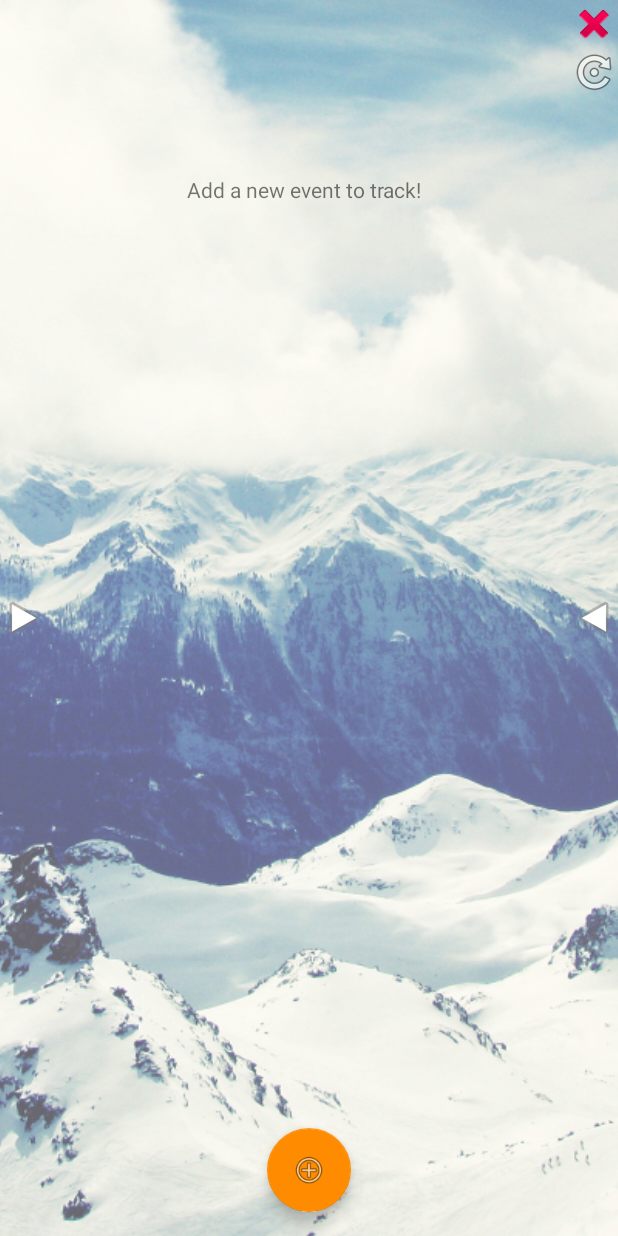
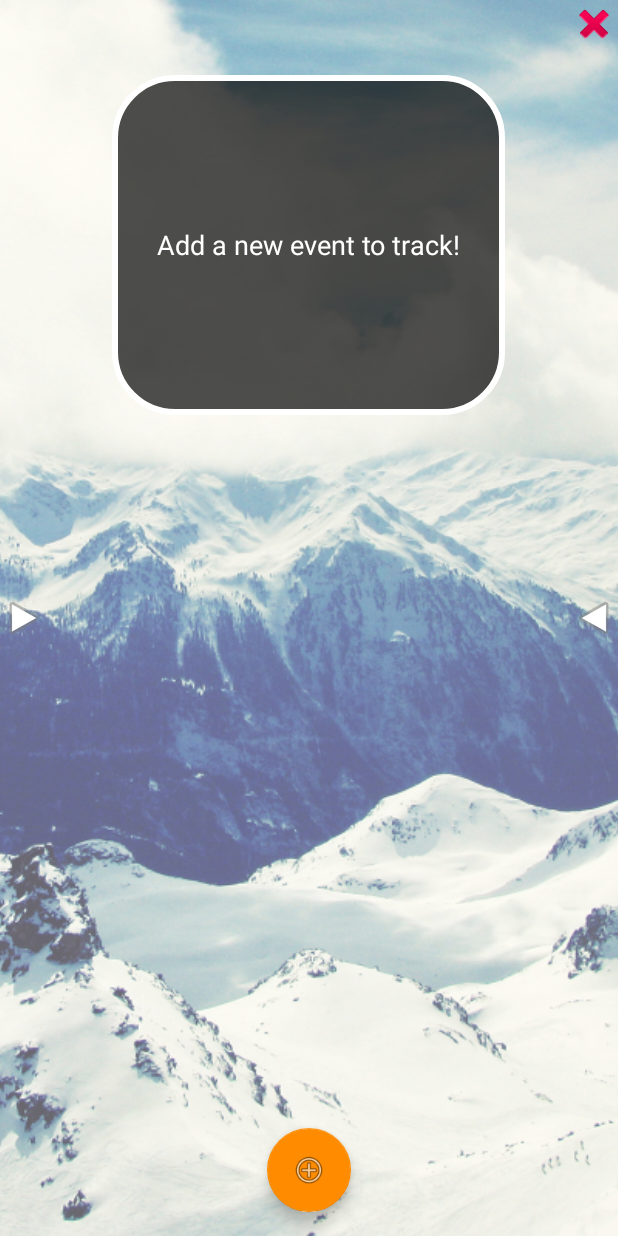
Before and after one commit to xixsuse/BigDayCountdown, an Android app: the screen it shows after launch (MainActivity), on a phone screen of 412 x 824 dp. Run offline under Robolectric (Android 15) with nearby library versions, the phone set to English and light mode, and no system bars; libraries missing offline, so code that uses them is left out: pl.aprilapps.easyphotopicker.

Commit message:
Improved Layout. Added validation for date, and Title. Improved image handling. Added support for onBackPressed.

```diff
--- /dev/null
+++ b/app/src/main/res/drawable/infobg.xml
@@ -0,0 +1,13 @@
+<?xml version="1.0" encoding="utf-8"?>
+<shape xmlns:android="http://schemas.android.com/apk/res/android"
+    android:shape="rectangle" >
+
+    <solid android:color="#B0000000" />
+
+    <corners android:radius="40dip" />
+
+    <stroke
+        android:width="4dp"
+        android:color="@android:color/white" />
+
+</shape>
--- a/app/src/main/res/layout/content_main.xml
+++ b/app/src/main/res/layout/content_main.xml
@@ -22,13 +22,76 @@
         android:layout_margin="16dp"
         android:layout_alignParentBottom="true"
         android:layout_centerHorizontal="true" />
+
+    <RelativeLayout
+        android:padding="30dp"
+        android:layout_width="wrap_content"
+        android:layout_height="wrap_content"
+        android:layout_centerHorizontal="true"
+        android:background="@drawable/infobg"
+        android:layout_marginTop="50dp"
+        >
+
     <TextView
         android:layout_width="wrap_content"
         android:layout_height="wrap_content"
         android:textAppearance="?android:attr/textAppearanceLarge"
         android:text="Event Name!"
+        android:textSize="30sp"
+        android:textColor="@android:color/white"
         android:layout_centerHorizontal="true"
         android:id="@+id/eventName" />
+
+        <TextView
+            android:layout_width="wrap_content"
+            android:layout_height="wrap_content"
+            android:textAppearance="?android:attr/textAppearanceMedium"
+            android:text="@string/noEvents"
+            android:layout_centerHorizontal="true"
+            android:layout_centerVertical="true"
+            android:id="@+id/getStartedText"
+            android:textColor="@android:color/white" />
+
+        <TextView
+            android:layout_width="wrap_content"
+            android:layout_height="wrap_content"
+            android:textAppearance="?android:attr/textAppearanceLarge"
+            android:textSize="80sp"
+            android:text="00"
+            android:textColor="@android:color/white"
+            android:layout_marginEnd="10dp"
+            android:id="@+id/day"
+            android:layout_below="@id/eventName"
+            android:layout_centerHorizontal="true" />
+
+        <RelativeLayout
+            android:layout_width="wrap_content"
+            android:layout_height="wrap_content"
+            android:gravity="center_horizontal"
+            android:layout_centerHorizontal="true"
+            android:layout_below="@id/day"
+            android:orientation="horizontal" >
+            <TextView
+                android:layout_width="wrap_content"
+                android:layout_height="wrap_content"
+                android:textAppearance="?android:attr/textAppearanceSmall"
+                android:text="@string/days"
+                android:id="@+id/dayText"
+                android:textColor="@android:color/white"
+                android:layout_marginEnd="5dp" />
+
+            <TextView
+                android:layout_width="wrap_content"
+                android:layout_height="wrap_content"
+                android:textAppearance="?android:attr/textAppearanceSmall"
+                android:text="@string/remainingOrHasPassed"
+                android:id="@+id/remainingOrHasPassed"
+                android:textColor="@android:color/white"
+                android:layout_toEndOf="@+id/dayText"
+                android:layout_centerHorizontal="true"/>
+        </RelativeLayout>
+
+    </RelativeLayout>
 
 
     <ImageView
@@ -50,43 +113,6 @@
         android:layout_alignParentEnd="true"
         android:scaleX="-1"/>
 
-    <TextView
-        android:layout_width="wrap_content"
-        android:layout_height="wrap_content"
-        android:textAppearance="?android:attr/textAppearanceLarge"
-        android:textSize="50sp"
-        android:text="00"
-        android:layout_marginEnd="10dp"
-        android:id="@+id/day"
-        android:layout_below="@id/eventName"
-        android:layout_marginTop="20dp"
-        android:layout_centerHorizontal="true" />
-
-
-    <RelativeLayout
-        android:layout_width="wrap_content"
-        android:layout_height="wrap_content"
-        android:gravity="center_horizontal"
-        android:layout_centerHorizontal="true"
-        android:layout_below="@id/day"
-        android:orientation="horizontal" >
-        <TextView
-            android:layout_width="wrap_content"
-            android:layout_height="wrap_content"
-            android:textAppearance="?android:attr/textAppearanceSmall"
-            android:text="@string/days"
-            android:id="@+id/dayText"
-            android:layout_marginEnd="5dp" />
-
-        <TextView
-            android:layout_width="wrap_content"
-            android:layout_height="wrap_content"
-            android:textAppearance="?android:attr/textAppearanceSmall"
-            android:text="@string/remainingOrHasPassed"
-            android:id="@+id/remainingOrHasPassed"
-            android:layout_toEndOf="@+id/dayText"
-            android:layout_centerHorizontal="true"/>
-    </RelativeLayout>
 
     <ImageView
         android:layout_width="wrap_content"
@@ -96,13 +122,6 @@
         android:layout_alignParentTop="true"
         android:layout_alignParentEnd="true" />
 
-    <ImageView
-        android:layout_width="wrap_content"
-        android:layout_height="wrap_content"
-        android:id="@+id/rotateButton"
-        android:src="@android:drawable/ic_menu_rotate"
-        android:layout_below="@+id/deleteButton"
-        android:layout_alignParentEnd="true" />
 
 
 </RelativeLayout>
--- a/app/src/main/res/values/strings.xml
+++ b/app/src/main/res/values/strings.xml
@@ -27,4 +27,5 @@
     <string name="hasPassed">"has passed"</string>
     <string name="noEvents">Add a new event to track!</string>
     <string name="gallery">Gallery</string>
+    <string name="bgPreview">Background Preview</string>
 </resources>
```
Also changed, not shown: app/src/main/java/com/simonm/bigdaycountdown/MainActivity.java (+85 -29 lines), app/src/main/java/com/simonm/bigdaycountdown/TrackedEvent.java (+5 -17 lines), app/src/main/res/layout/content_add_date.xml (+45 -1 lines).
